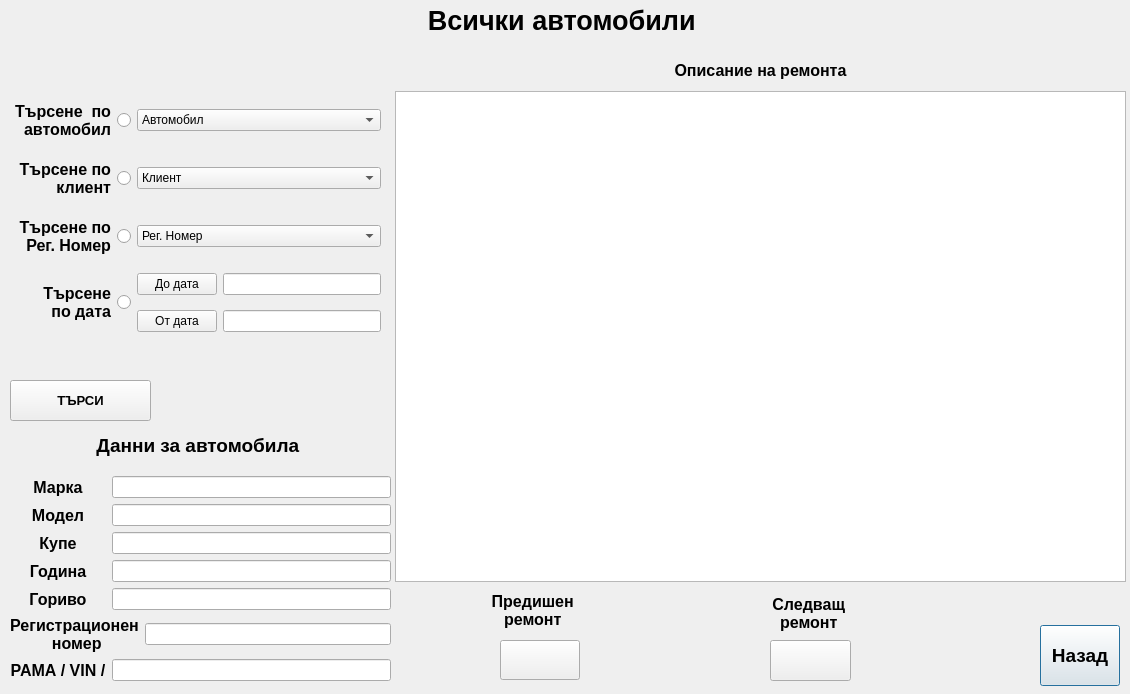
This is showallcars.ui in JohnnyBrawo/CarServ as Qt 5 draws it before an edit. The edited form follows.
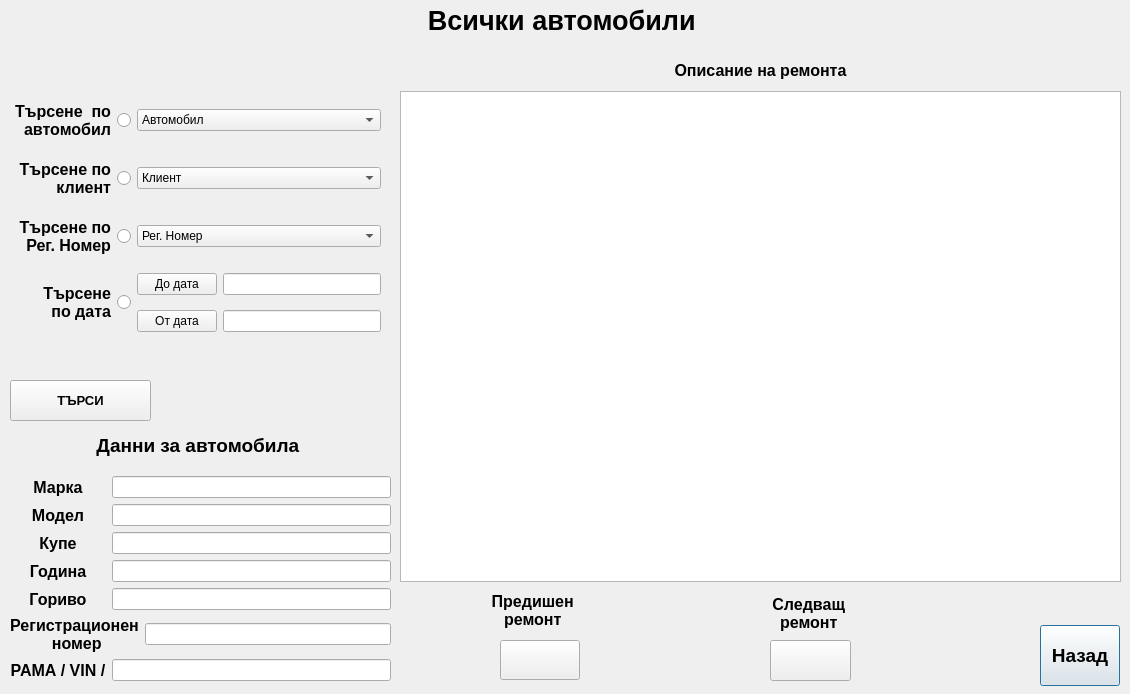
This is the edited form. Icons and pictures are not drawn.

Commit message: Promqna po ShowAllCars. Variant1 - da izpolzwame obsht string ot izbraniq ComboBox za search w bazite. Da prehwyrlqme direktno w popylwaane na remontite i tam da si wyrshim cqlata rabota. Minimizirame otwarqne i zatwarqne na bazi, osobeno ako stanat golemi!

```diff
--- a/showallcars.ui
+++ b/showallcars.ui
@@ -350,16 +350,6 @@
     <string>ТЪРСИ</string>
    </property>
   </widget>
-  <widget class="QListView" name="listView">
-   <property name="geometry">
-    <rect>
-     <x>395</x>
-     <y>91</y>
-     <width>731</width>
-     <height>491</height>
-    </rect>
-   </property>
-  </widget>
   <widget class="QWidget" name="layoutWidget_2">
    <property name="geometry">
     <rect>
@@ -491,6 +481,16 @@
     </item>
    </layout>
   </widget>
+  <widget class="QListWidget" name="RepairsList">
+   <property name="geometry">
+    <rect>
+     <x>400</x>
+     <y>91</y>
+     <width>721</width>
+     <height>491</height>
+    </rect>
+   </property>
+  </widget>
  </widget>
  <resources/>
  <connections/>
```
Left out of the diff: 4 changed lines with no effect on the pictures. The commit also changes 7 other files.
